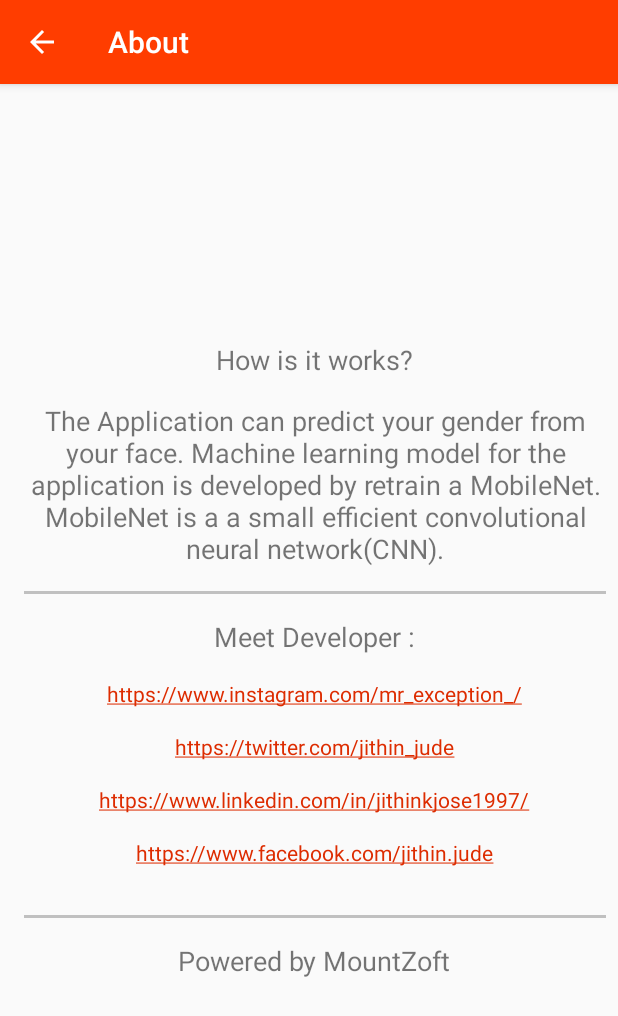
After one commit to Jithin-Jude/GenderClassifierWithTensorFlow, an Android app: the AboutActivity screen opened directly, with no data from a screen before it, on a phone screen of 412 x 824 dp. The commit adds this screen. Shown: the top 1016 px of the screen. Run offline under Robolectric (Android 15) with nearby library versions, the phone set to English and light mode, and no system bars.

Commit message:
About page added.

```diff
--- a/app/build.gradle
+++ b/app/build.gradle
@@ -28,6 +28,7 @@ dependencies {
     implementation 'com.android.support:appcompat-v7:27.1.0'
     implementation 'com.wonderkiln:camerakit:0.13.1'
     implementation 'org.tensorflow:tensorflow-lite:1.13.1'
+    implementation 'com.android.support.constraint:constraint-layout:1.1.3'
     testImplementation 'junit:junit:4.12'
     androidTestImplementation 'com.android.support.test:runner:1.0.1'
     androidTestImplementation 'com.android.support.test.espresso:espresso-core:3.0.1'
--- a/app/src/main/AndroidManifest.xml
+++ b/app/src/main/AndroidManifest.xml
@@ -9,8 +9,8 @@
         android:roundIcon="@mipmap/ic_launcher_round"
         android:supportsRtl="true"
         android:theme="@style/AppTheme">
-        <activity android:name="com.mountzoft.tflite.MainActivity"/>
-
+        <activity android:name=".AboutActivity"></activity>
+        <activity android:name=".MainActivity" />
         <activity
             android:name=".SplashScreenActivity"
             android:theme="@style/SplashTheme">
@@ -20,7 +20,6 @@
                 <category android:name="android.intent.category.LAUNCHER" />
             </intent-filter>
         </activity>
-
     </application>
 
 </manifest>
--- /dev/null
+++ b/app/src/main/java/com/mountzoft/tflite/AboutActivity.java
@@ -0,0 +1,21 @@
+package com.mountzoft.tflite;
+
+import android.support.v7.app.AppCompatActivity;
+import android.os.Bundle;
+
+public class AboutActivity extends AppCompatActivity {
+
+    @Override
+    protected void onCreate(Bundle savedInstanceState) {
+        super.onCreate(savedInstanceState);
+        setContentView(R.layout.activity_about);
+        getSupportActionBar().setDisplayHomeAsUpEnabled(true);
+        setTitle("About");
+    }
+
+    @Override
+    public boolean onSupportNavigateUp() {
+        onBackPressed();
+        return true;
+    }
+}
--- a/app/src/main/java/com/mountzoft/tflite/MainActivity.java
+++ b/app/src/main/java/com/mountzoft/tflite/MainActivity.java
@@ -1,6 +1,7 @@
 package com.mountzoft.tflite;
 
 import android.app.ProgressDialog;
+import android.content.Intent;
 import android.graphics.Bitmap;
 import android.os.Bundle;
 import android.support.v7.app.AppCompatActivity;
@@ -150,6 +151,10 @@ public class MainActivity extends AppCompatActivity {
         if (id == R.id.toggleCameraBtn) {
             cameraView.toggleFacing();
         }
+        else if(id == R.id.about){
+            Intent intent = new Intent(MainActivity.this,AboutActivity.class);
+            startActivity(intent);
+        }
         return super.onOptionsItemSelected(item);
     }
 
--- a/app/src/main/java/com/mountzoft/tflite/SplashScreenActivity.java
+++ b/app/src/main/java/com/mountzoft/tflite/SplashScreenActivity.java
@@ -1,18 +1,13 @@
 package com.mountzoft.tflite;
 
 import android.content.Intent;
-import android.content.SharedPreferences;
 import android.os.AsyncTask;
 import android.os.Bundle;
-import android.preference.PreferenceManager;
 import android.support.v7.app.AppCompatActivity;
 
 import static java.lang.Thread.sleep;
 
 public class SplashScreenActivity extends AppCompatActivity {
-    SharedPreferences sharedPreferences;
-    SharedPreferences.Editor editor;
-    String firstTimeCheck = null;
 
     @Override
     protected void onCreate(Bundle savedInstanceState) {
@@ -58,12 +53,6 @@ public class SplashScreenActivity extends AppCompatActivity {
         protected void onPostExecute(Void result) {
             super.onPostExecute(result);
 
-            //this method will be running on UI thread
-            sharedPreferences = PreferenceManager.getDefaultSharedPreferences(getApplicationContext());
-            editor = sharedPreferences.edit();
-            firstTimeCheck = sharedPreferences.getString("FIRST_TIME_CHECK", null);
-            editor.apply();
-
             Intent intent = new Intent(SplashScreenActivity.this,MainActivity.class);
             startActivity(intent);
         }
--- /dev/null
+++ b/app/src/main/res/layout/activity_about.xml
@@ -0,0 +1,109 @@
+<?xml version="1.0" encoding="utf-8"?>
+<android.support.constraint.ConstraintLayout xmlns:android="http://schemas.android.com/apk/res/android"
+    xmlns:app="http://schemas.android.com/apk/res-auto"
+    xmlns:tools="http://schemas.android.com/tools"
+    android:layout_width="match_parent"
+    android:layout_height="match_parent"
+    tools:context=".AboutActivity">
+
+    <LinearLayout
+        android:layout_width="match_parent"
+        android:layout_height="wrap_content"
+        android:layout_marginStart="8dp"
+        android:layout_marginLeft="8dp"
+        android:layout_marginTop="8dp"
+        android:layout_marginBottom="8dp"
+        android:gravity="center"
+        android:orientation="vertical"
+        android:padding="8dp"
+        app:layout_constraintBottom_toBottomOf="parent"
+        app:layout_constraintStart_toStartOf="parent"
+        app:layout_constraintTop_toTopOf="parent">
+
+        <TextView
+            android:id="@+id/about_app"
+            android:layout_width="wrap_content"
+            android:layout_height="wrap_content"
+            android:text="How is it works?"
+            android:textSize="18sp" />
+
+        <TextView
+            android:id="@+id/about_gender_classifier"
+            android:layout_width="wrap_content"
+            android:layout_height="wrap_content"
+            android:textAlignment="center"
+            android:layout_marginTop="16dp"
+            android:text="@string/about_app"
+            android:textSize="18sp" />
+
+        <View
+            android:layout_width="fill_parent"
+            android:layout_height="2dp"
+            android:layout_marginTop="16dp"
+            android:layout_marginBottom="16dp"
+            android:background="#c0c0c0"/>
+
+        <TextView
+            android:id="@+id/devloper_name"
+            android:layout_width="wrap_content"
+            android:layout_height="wrap_content"
+            android:text="Meet Developer :"
+            android:textSize="18sp" />
+
+        <TextView
+            android:id="@+id/developer_portfolio_instagram"
+            android:layout_width="wrap_content"
+            android:layout_height="wrap_content"
+            android:layout_marginTop="16dp"
+            android:autoLink="web|email"
+            android:text="https://www.instagram.com/mr_exception_/"
+            android:textColorLink="@color/colorAccent"
+            android:textSize="14sp" />
+
+        <TextView
+            android:id="@+id/developer_portfolio_twitter"
+            android:layout_width="wrap_content"
+            android:layout_height="wrap_content"
+            android:layout_marginTop="16dp"
+            android:autoLink="web|email"
+            android:text="https://twitter.com/jithin_jude"
+            android:textColorLink="@color/colorAccent"
+            android:textSize="14sp" />
+
+        <TextView
+            android:id="@+id/developer_portfolio_linkedin"
+            android:layout_width="wrap_content"
+            android:layout_height="wrap_content"
+            android:layout_marginTop="16dp"
+            android:autoLink="web|email"
+            android:text="https://www.linkedin.com/in/jithinkjose1997/"
+            android:textColorLink="@color/colorAccent"
+            android:textSize="14sp" />
+
+        <TextView
+            android:id="@+id/developer_portfolio_facebook"
+            android:layout_width="wrap_content"
+            android:layout_height="wrap_content"
+            android:layout_marginTop="16dp"
+            android:layout_marginBottom="16dp"
+            android:autoLink="web|email"
+            android:text="https://www.facebook.com/jithin.jude"
+            android:textColorLink="@color/colorAccent"
+            android:textSize="14sp" />
+
+        <View
+            android:layout_width="fill_parent"
+            android:layout_height="2dp"
+            android:layout_marginTop="16dp"
+            android:layout_marginBottom="16dp"
+            android:background="#c0c0c0"/>
+
+        <TextView
+            android:id="@+id/mountzoft"
+            android:layout_width="wrap_content"
+            android:layout_height="wrap_content"
+            android:text="Powered by MountZoft"
+            android:textSize="18sp" />
+    </LinearLayout>
+
+</android.support.constraint.ConstraintLayout>
--- a/app/src/main/res/values/strings.xml
+++ b/app/src/main/res/values/strings.xml
@@ -1,3 +1,4 @@
 <resources>
     <string name="app_name">Gender Classifier : TensorFlow</string>
+    <string name="about_app">The Application can predict your gender from your face. Machine learning model for the application is developed by retrain a MobileNet. MobileNet is a a small efficient convolutional neural network(CNN).</string>
 </resources>
```
